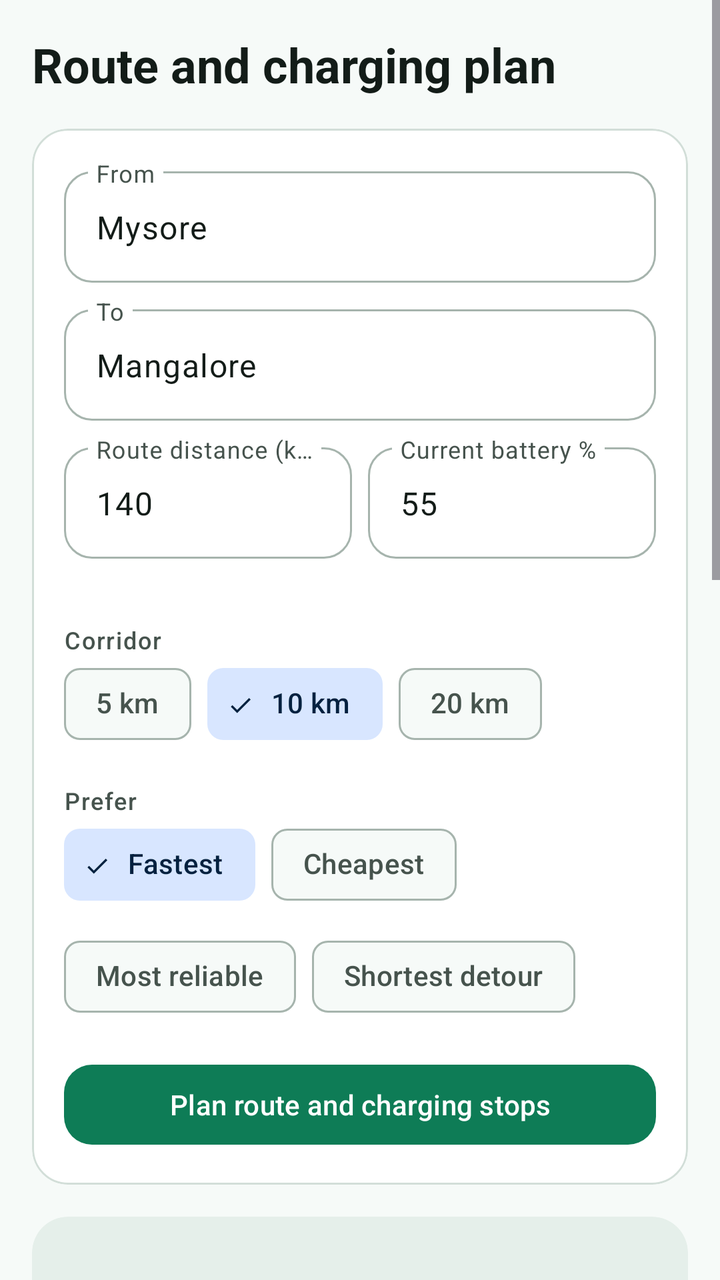
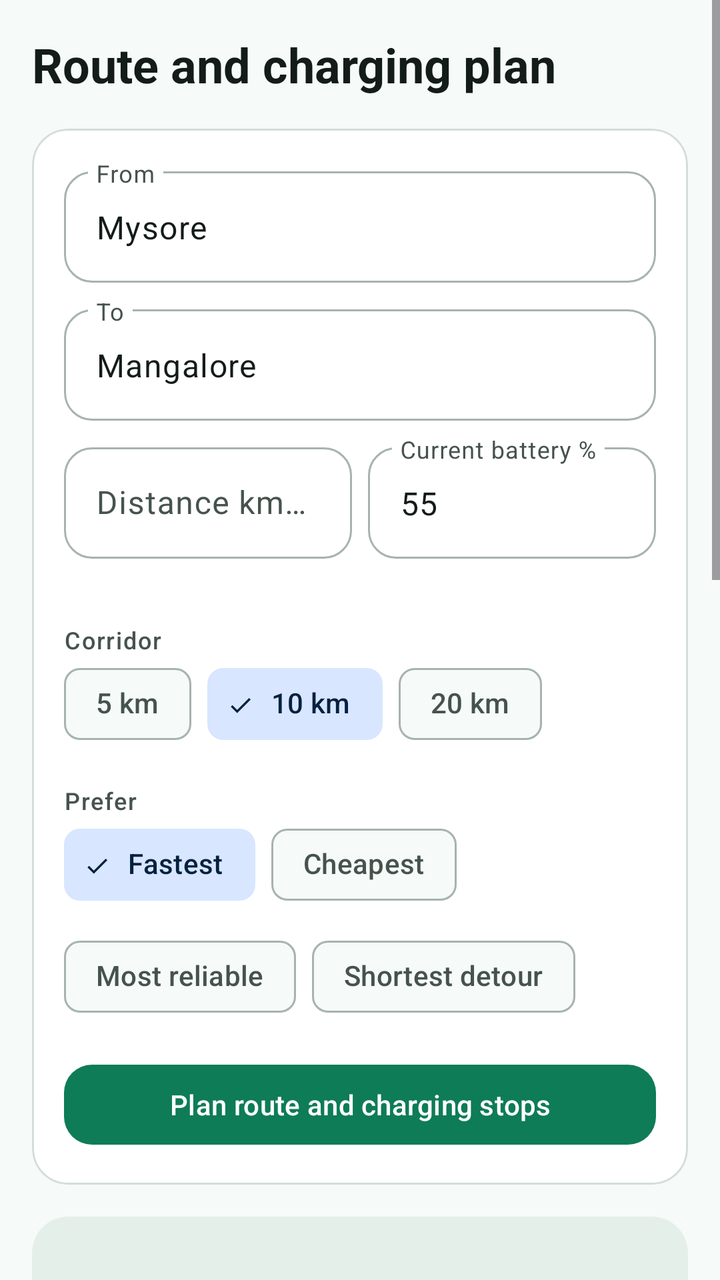

Before-and-after screenshots of an Android layout around one commit, followed by the original layout XML and the change that was made.
<!-- AndroidManifest.xml: application theme Theme.Amperly -->
<!-- res/layout/fragment_route_planner.xml -->
<?xml version="1.0" encoding="utf-8"?>
<ScrollView xmlns:android="http://schemas.android.com/apk/res/android"
    xmlns:app="http://schemas.android.com/apk/res-auto"
    android:layout_width="match_parent"
    android:layout_height="match_parent"
    android:fillViewport="true">

    <LinearLayout
        android:layout_width="match_parent"
        android:layout_height="wrap_content"
        android:orientation="vertical"
        android:padding="@dimen/amp_screen_padding"
        android:paddingBottom="@dimen/amp_space_xl">

        <TextView
            android:layout_width="match_parent"
            android:layout_height="wrap_content"
            android:text="@string/route_title"
            android:textAppearance="@style/TextAppearance.Amperly.ScreenTitle" />

        
        <com.google.android.material.card.MaterialCardView
            style="@style/Widget.Amperly.Card"
            android:layout_width="match_parent"
            android:layout_height="wrap_content"
            android:layout_marginTop="@dimen/amp_space_m">

            <LinearLayout
                android:layout_width="match_parent"
                android:layout_height="wrap_content"
                android:orientation="vertical"
                android:padding="@dimen/amp_space_m">

                <com.google.android.material.textfield.TextInputLayout
                    style="@style/Widget.Amperly.TextInput"
                    android:layout_width="match_parent"
                    android:layout_height="wrap_content"
                    android:hint="@string/route_origin">

                    <com.google.android.material.textfield.TextInputEditText
                        android:id="@+id/originEdit"
                        android:layout_width="match_parent"
                        android:layout_height="wrap_content"
                        android:text="Mysore" />
                </com.google.android.material.textfield.TextInputLayout>

                <com.google.android.material.textfield.TextInputLayout
                    style="@style/Widget.Amperly.TextInput"
                    android:layout_width="match_parent"
                    android:layout_height="wrap_content"
                    android:layout_marginTop="@dimen/amp_space_s"
                    android:hint="@string/route_destination">

                    <com.google.android.material.textfield.TextInputEditText
                        android:id="@+id/destinationEdit"
                        android:layout_width="match_parent"
                        android:layout_height="wrap_content"
                        android:text="Mangalore" />
                </com.google.android.material.textfield.TextInputLayout>

                
                <LinearLayout
                    android:layout_width="match_parent"
                    android:layout_height="wrap_content"
                    android:layout_marginTop="@dimen/amp_space_s"
                    android:baselineAligned="false"
                    android:orientation="horizontal">

                    <com.google.android.material.textfield.TextInputLayout
                        style="@style/Widget.Amperly.TextInput"
                        android:layout_width="0dp"
                        android:layout_height="wrap_content"
                        android:layout_weight="1"
                        android:hint="@string/route_distance_hint">

                        <com.google.android.material.textfield.TextInputEditText
                            android:id="@+id/distanceEdit"
                            android:layout_width="match_parent"
                            android:layout_height="wrap_content"
                            android:inputType="numberDecimal"
                            android:text="140" />
                    </com.google.android.material.textfield.TextInputLayout>

                    <com.google.android.material.textfield.TextInputLayout
                        style="@style/Widget.Amperly.TextInput"
                        android:layout_width="0dp"
                        android:layout_height="wrap_content"
                        android:layout_marginStart="@dimen/amp_space_s"
                        android:layout_weight="1"
                        android:hint="@string/route_current_soc">

                        <com.google.android.material.textfield.TextInputEditText
                            android:id="@+id/currentSocEdit"
                            android:layout_width="match_parent"
                            android:layout_height="wrap_content"
                            android:inputType="number"
                            android:text="55" />
                    </com.google.android.material.textfield.TextInputLayout>
                </LinearLayout>

                <TextView
                    android:id="@+id/socSourceText"
                    android:layout_width="match_parent"
                    android:layout_height="wrap_content"
                    android:textAppearance="@style/TextAppearance.Amperly.Label" />

                <TextView
                    android:layout_width="wrap_content"
                    android:layout_height="wrap_content"
                    android:layout_marginTop="@dimen/amp_space_m"
                    android:text="@string/route_corridor"
                    android:textAppearance="@style/TextAppearance.Amperly.Label" />

                <com.google.android.material.chip.ChipGroup
                    android:id="@+id/corridorChipGroup"
                    android:layout_width="wrap_content"
                    android:layout_height="wrap_content"
                    app:singleLine="true"
                    app:singleSelection="true">

                    <com.google.android.material.chip.Chip
                        android:id="@+id/corridor5Chip"
                        style="@style/Widget.Amperly.Chip"
                        android:layout_width="wrap_content"
                        android:layout_height="wrap_content"
                        android:checkable="true"
                        android:text="5 km" />

                    <com.google.android.material.chip.Chip
                        android:id="@+id/corridor10Chip"
                        style="@style/Widget.Amperly.Chip"
                        android:layout_width="wrap_content"
                        android:layout_height="wrap_content"
                        android:checkable="true"
                        android:checked="true"
                        android:text="10 km" />

                    <com.google.android.material.chip.Chip
                        android:id="@+id/corridor20Chip"
                        style="@style/Widget.Amperly.Chip"
                        android:layout_width="wrap_content"
                        android:layout_height="wrap_content"
                        android:checkable="true"
                        android:text="20 km" />
                </com.google.android.material.chip.ChipGroup>

                <TextView
                    android:layout_width="wrap_content"
                    android:layout_height="wrap_content"
                    android:layout_marginTop="@dimen/amp_space_m"
                    android:text="@string/route_preference"
                    android:textAppearance="@style/TextAppearance.Amperly.Label" />

                <com.google.android.material.chip.ChipGroup
                    android:id="@+id/preferenceChipGroup"
                    android:layout_width="wrap_content"
                    android:layout_height="wrap_content"
                    app:singleLine="false"
                    app:singleSelection="true">

                    <com.google.android.material.chip.Chip
                        android:id="@+id/prefFastestChip"
                        style="@style/Widget.Amperly.Chip"
                        android:layout_width="wrap_content"
                        android:layout_height="wrap_content"
                        android:checkable="true"
                        android:checked="true"
                        android:text="@string/pref_fastest" />

                    <com.google.android.material.chip.Chip
                        android:id="@+id/prefCheapestChip"
                        style="@style/Widget.Amperly.Chip"
                        android:layout_width="wrap_content"
                        android:layout_height="wrap_content"
                        android:checkable="true"
                        android:text="@string/pref_cheapest" />

                    <com.google.android.material.chip.Chip
                        android:id="@+id/prefReliableChip"
                        style="@style/Widget.Amperly.Chip"
                        android:layout_width="wrap_content"
                        android:layout_height="wrap_content"
                        android:checkable="true"
                        android:text="@string/pref_reliable" />

                    <com.google.android.material.chip.Chip
                        android:id="@+id/prefShortestDetourChip"
                        style="@style/Widget.Amperly.Chip"
                        android:layout_width="wrap_content"
                        android:layout_height="wrap_content"
                        android:checkable="true"
                        android:text="@string/pref_shortest_detour" />
                </com.google.android.material.chip.ChipGroup>

                <com.google.android.material.button.MaterialButton
                    android:id="@+id/planRouteButton"
                    style="@style/Widget.Amperly.Button"
                    android:layout_width="match_parent"
                    android:layout_height="wrap_content"
                    android:layout_marginTop="@dimen/amp_space_m"
                    android:text="@string/route_plan_action" />
            </LinearLayout>
        </com.google.android.material.card.MaterialCardView>

        
        <com.google.android.material.card.MaterialCardView
            style="@style/Widget.Amperly.Card.Map"
            android:layout_width="match_parent"
            android:layout_height="@dimen/amp_map_panel_height"
            android:layout_marginTop="@dimen/amp_space_m">

            
            <FrameLayout
                android:id="@+id/routeMapContainer"
                android:layout_width="match_parent"
                android:layout_height="match_parent" />
        </com.google.android.material.card.MaterialCardView>

        
        <TextView
            android:id="@+id/routeSummaryText"
            android:layout_width="match_parent"
            android:layout_height="wrap_content"
            android:layout_marginTop="@dimen/amp_space_m"
            android:textAppearance="@style/TextAppearance.Amperly.BodyStrong" />

        <TextView
            android:id="@+id/confidenceText"
            android:layout_width="match_parent"
            android:layout_height="wrap_content"
            android:textAppearance="@style/TextAppearance.Amperly.Label" />

        <TextView
            android:id="@+id/planStatusText"
            style="@style/Widget.Amperly.Notice.Warning"
            android:layout_width="match_parent"
            android:layout_height="wrap_content"
            android:layout_marginTop="@dimen/amp_space_s"
            android:visibility="gone" />

        <TextView
            android:layout_width="match_parent"
            android:layout_height="wrap_content"
            android:layout_marginTop="@dimen/amp_space_l"
            android:text="@string/route_recommended_stop"
            android:textAppearance="@style/TextAppearance.Amperly.SectionTitle" />

        <androidx.recyclerview.widget.RecyclerView
            android:id="@+id/plannedStopsRecyclerView"
            android:layout_width="match_parent"
            android:layout_height="wrap_content"
            android:nestedScrollingEnabled="false" />

        <TextView
            android:layout_width="match_parent"
            android:layout_height="wrap_content"
            android:layout_marginTop="@dimen/amp_space_m"
            android:text="@string/route_backups"
            android:textAppearance="@style/TextAppearance.Amperly.SectionTitle" />

        <androidx.recyclerview.widget.RecyclerView
            android:id="@+id/backupsRecyclerView"
            android:layout_width="match_parent"
            android:layout_height="wrap_content"
            android:nestedScrollingEnabled="false" />

        <TextView
            android:layout_width="match_parent"
            android:layout_height="wrap_content"
            android:layout_marginTop="@dimen/amp_space_m"
            android:text="@string/route_candidates"
            android:textAppearance="@style/TextAppearance.Amperly.SectionTitle" />

        <androidx.recyclerview.widget.RecyclerView
            android:id="@+id/candidatesRecyclerView"
            android:layout_width="match_parent"
            android:layout_height="wrap_content"
            android:nestedScrollingEnabled="false" />

        
        <View
            android:layout_width="match_parent"
            android:layout_height="1dp"
            android:layout_marginTop="@dimen/amp_space_l"
            android:background="?attr/colorOutlineVariant" />

        <TextView
            android:layout_width="match_parent"
            android:layout_height="wrap_content"
            android:layout_marginTop="@dimen/amp_space_m"
            android:text="@string/route_assumptions"
            android:textAppearance="@style/TextAppearance.Amperly.SectionTitle" />

        <LinearLayout
            android:id="@+id/assumptionsContainer"
            android:layout_width="match_parent"
            android:layout_height="wrap_content"
            android:orientation="vertical" />

        <TextView
            android:id="@+id/estimateNoticeText"
            style="@style/Widget.Amperly.Notice.Info"
            android:layout_width="match_parent"
            android:layout_height="wrap_content"
            android:layout_marginTop="@dimen/amp_space_m"
            android:text="@string/route_estimate_notice" />

        
        <com.google.android.material.card.MaterialCardView
            style="@style/Widget.Amperly.Card"
            android:layout_width="match_parent"
            android:layout_height="wrap_content"
            android:layout_marginTop="@dimen/amp_space_m">

            <LinearLayout
                android:layout_width="match_parent"
                android:layout_height="wrap_content"
                android:orientation="vertical"
                android:padding="@dimen/amp_space_m">

                <TextView
                    android:layout_width="match_parent"
                    android:layout_height="wrap_content"
                    android:text="@string/soc_update_title"
                    android:textAppearance="@style/TextAppearance.Amperly.SectionTitle" />

                <TextView
                    android:layout_width="match_parent"
                    android:layout_height="wrap_content"
                    android:layout_marginTop="@dimen/amp_space_xs"
                    android:text="@string/soc_update_hint"
                    android:textAppearance="@style/TextAppearance.Amperly.Body" />

                <com.google.android.material.textfield.TextInputLayout
                    style="@style/Widget.Amperly.TextInput"
                    android:layout_width="match_parent"
                    android:layout_height="wrap_content"
                    android:layout_marginTop="@dimen/amp_space_s"
                    android:hint="@string/route_current_soc">

                    <com.google.android.material.textfield.TextInputEditText
                        android:id="@+id/actualSocEdit"
                        android:layout_width="match_parent"
                        android:layout_height="wrap_content"
                        android:inputType="number" />
                </com.google.android.material.textfield.TextInputLayout>

                <com.google.android.material.button.MaterialButton
                    android:id="@+id/updateSocButton"
                    style="@style/Widget.Amperly.Button.Tonal"
                    android:layout_width="match_parent"
                    android:layout_height="wrap_content"
                    android:layout_marginTop="@dimen/amp_space_s"
                    android:text="@string/soc_update_action" />
            </LinearLayout>
        </com.google.android.material.card.MaterialCardView>

        <LinearLayout
            android:id="@+id/recalcContainer"
            android:layout_width="match_parent"
            android:layout_height="wrap_content"
            android:layout_marginTop="@dimen/amp_space_m"
            android:orientation="vertical" />

        
        
        <com.google.android.material.card.MaterialCardView
            android:id="@+id/noSafeChargerContainer"
            style="@style/Widget.Amperly.Card"
            android:layout_width="match_parent"
            android:layout_height="wrap_content"
            android:layout_marginTop="@dimen/amp_space_m"
            android:visibility="gone"
            app:cardBackgroundColor="?attr/colorErrorContainer"
            app:strokeColor="?attr/colorError"
            app:strokeWidth="1dp">

            <LinearLayout
                android:layout_width="match_parent"
                android:layout_height="wrap_content"
                android:orientation="vertical"
                android:padding="@dimen/amp_space_m">

                <TextView
                    android:layout_width="match_parent"
                    android:layout_height="wrap_content"
                    android:text="@string/soc_no_safe_charger"
                    android:textAppearance="@style/TextAppearance.Amperly.SectionTitle"
                    android:textColor="?attr/colorOnErrorContainer" />

                <TextView
                    android:layout_width="match_parent"
                    android:layout_height="wrap_content"
                    android:layout_marginTop="@dimen/amp_space_xs"
                    android:text="@string/soc_no_safe_body"
                    android:textAppearance="@style/TextAppearance.Amperly.Body"
                    android:textColor="?attr/colorOnErrorContainer" />

                <com.google.android.material.button.MaterialButton
                    android:id="@+id/widerRadiusButton"
                    style="@style/Widget.Amperly.Button.Tonal"
                    android:layout_width="match_parent"
                    android:layout_height="wrap_content"
                    android:layout_marginTop="@dimen/amp_space_m"
                    android:text="@string/soc_wider_radius" />

                <com.google.android.material.button.MaterialButton
                    android:id="@+id/slowerChargerButton"
                    style="@style/Widget.Amperly.Button.Outlined"
                    android:layout_width="match_parent"
                    android:layout_height="wrap_content"
                    android:layout_marginTop="@dimen/amp_space_s"
                    android:text="@string/soc_slower_charger" />

                <com.google.android.material.button.MaterialButton
                    android:id="@+id/emergencyButton"
                    style="@style/Widget.Amperly.Button.Text"
                    android:layout_width="match_parent"
                    android:layout_height="wrap_content"
                    android:layout_marginTop="@dimen/amp_space_xs"
                    android:text="@string/soc_emergency" />
            </LinearLayout>
        </com.google.android.material.card.MaterialCardView>
    </LinearLayout>
</ScrollView>
<!-- resources referenced by this layout -->
<resources>
  <dimen name="amp_map_panel_height">220dp</dimen>
  <dimen name="amp_screen_padding">16dp</dimen>
  <dimen name="amp_space_l">24dp</dimen>
  <dimen name="amp_space_m">16dp</dimen>
  <dimen name="amp_space_s">8dp</dimen>
  <dimen name="amp_space_xl">32dp</dimen>
  <dimen name="amp_space_xs">4dp</dimen>
  <string name="pref_cheapest">Cheapest</string>
  <string name="pref_fastest">Fastest</string>
  <string name="pref_reliable">Most reliable</string>
  <string name="pref_shortest_detour">Shortest detour</string>
  <string name="route_assumptions">Plan assumptions</string>
  <string name="route_backups">Backup chargers</string>
  <string name="route_candidates">Corridor chargers</string>
  <string name="route_corridor">Corridor</string>
  <string name="route_current_soc">Current battery %</string>
  <string name="route_destination">To</string>
  <string name="route_distance_hint">Route distance (km)</string>
  <string name="route_estimate_notice">Battery values are planning estimates and do not affect final billing.</string>
  <string name="route_origin">From</string>
  <string name="route_plan_action">Plan route and charging stops</string>
  <string name="route_preference">Prefer</string>
  <string name="route_recommended_stop">Recommended stop</string>
  <string name="route_title">Route and charging plan</string>
  <string name="soc_emergency">Emergency guidance</string>
  <string name="soc_no_safe_body">Consider searching a wider radius, selecting a slower charger, or requesting emergency assistance.</string>
  <string name="soc_no_safe_charger">No safe charger found within range</string>
  <string name="soc_slower_charger">Allow slower charger</string>
  <string name="soc_update_action">Use dashboard battery %</string>
  <string name="soc_update_hint">Enter the percentage shown on your dashboard for instant rerouting.</string>
  <string name="soc_update_title">Update actual battery</string>
  <string name="soc_wider_radius">Wider search radius</string>
  <style name="TextAppearance.Amperly.BodyStrong" parent="TextAppearance.Material3.BodyMedium">
          <item name="android:textColor">?attr/colorOnSurface</item>
      </style>
  <style name="Widget.Amperly.Card.Map" parent="Widget.Amperly.Card.Filled">
          <item name="cardBackgroundColor">?attr/colorSurfaceContainerHigh</item>
      </style>
  <style name="Theme.Amperly" parent="Base.Theme.Amperly" />
  <dimen name="amp_touch_target">48dp</dimen>
  <dimen name="amp_card_radius">18dp</dimen>
  <dimen name="amp_card_elevation">0dp</dimen>
  <color name="amp_primary">#0E7C56</color>
  <color name="white">#FFFFFFFF</color>
  <color name="amp_primary_container">#C6F0DC</color>
  <color name="amp_on_primary_container">#04301F</color>
  <color name="amp_primary_light">#3FA37C</color>
  <color name="amp_secondary">#1B6FE3</color>
  <color name="amp_secondary_container">#D8E6FF</color>
  <color name="amp_on_secondary_container">#04213F</color>
  <color name="amp_tertiary">#8A4E00</color>
  <color name="amp_tertiary_container">#FFE1BA</color>
  <color name="amp_on_tertiary_container">#2E1500</color>
  <color name="amp_error">#BA1A1A</color>
  <color name="amp_error_container">#FFDAD6</color>
  <color name="amp_on_error_container">#410E0B</color>
  <color name="amp_surface">#F6FAF8</color>
  <color name="amp_surface_container_lowest">#FFFFFF</color>
  <color name="amp_surface_container_low">#F1F7F4</color>
  <color name="amp_surface_container">#EBF3EF</color>
  <color name="amp_surface_container_high">#E5EFEA</color>
  <color name="amp_surface_container_highest">#DFEAE4</color>
  <color name="amp_surface_variant">#DCE5E0</color>
  <color name="amp_on_surface">#131C18</color>
  <color name="amp_on_surface_variant">#46534D</color>
  <color name="amp_outline">#A6B4AD</color>
  <color name="amp_outline_variant">#D2DED8</color>
  <style name="ThemeOverlay.Amperly.Dialog" parent="ThemeOverlay.Material3.MaterialAlertDialog" />
  <!-- unchanged entries left out for length: 19 -->
</resources>

<!-- the commit's change to res/layout/fragment_route_planner.xml (unified diff, before → after) -->
@@ -77,8 +77,7 @@
                             android:id="@+id/distanceEdit"
                             android:layout_width="match_parent"
                             android:layout_height="wrap_content"
-                            android:inputType="numberDecimal"
-                            android:text="140" />
+                            android:inputType="numberDecimal" />
                     </com.google.android.material.textfield.TextInputLayout>
 
                     <com.google.android.material.textfield.TextInputLayout
<!-- resource entries referenced after the edit -->
@@ -17,7 +17,7 @@
   <string name="route_corridor">Corridor</string>
   <string name="route_current_soc">Current battery %</string>
   <string name="route_destination">To</string>
-  <string name="route_distance_hint">Route distance (km)</string>
+  <string name="route_distance_hint">Distance km (blank = auto)</string>
   <string name="route_estimate_notice">Battery values are planning estimates and do not affect final billing.</string>
   <string name="route_origin">From</string>
   <string name="route_plan_action">Plan route and charging stops</string>
